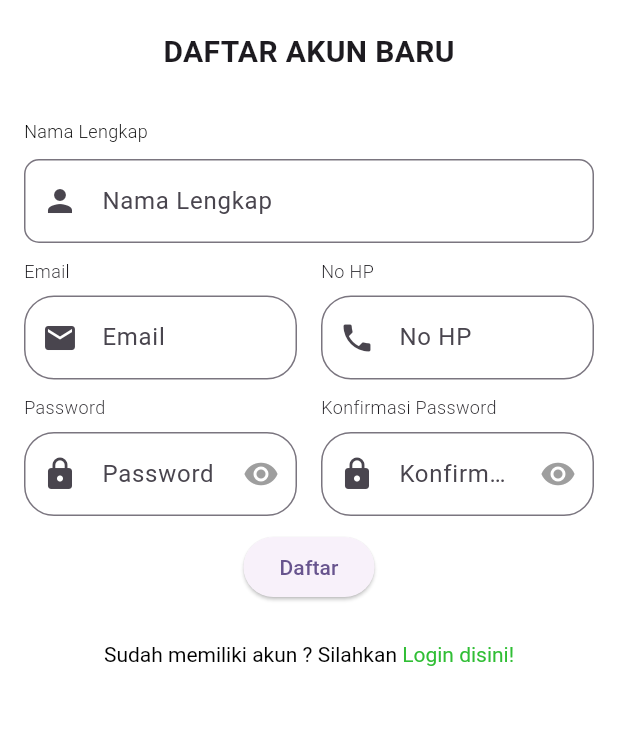
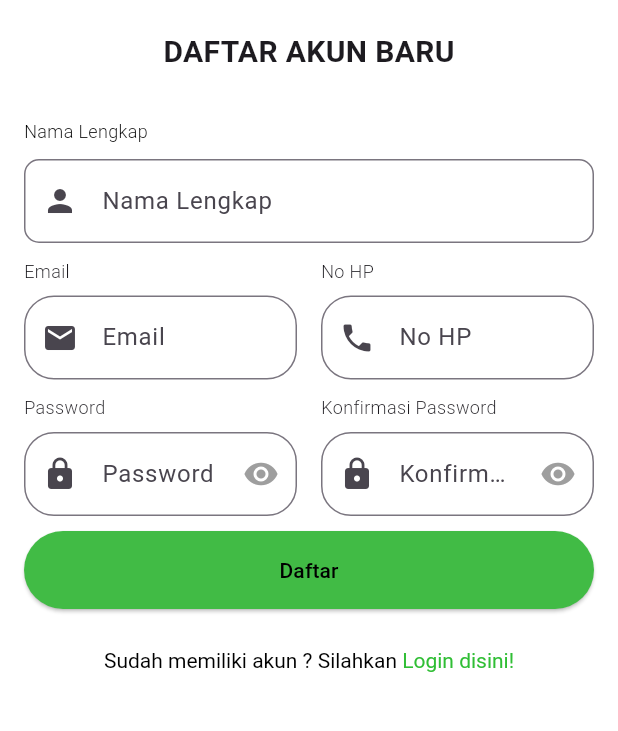
Before and after one commit to fasyaaa/20220140177_UCP1Flutter, a Flutter app: the Registerpage screen opened directly, on a phone screen of 412 x 824 dp, the part 399-1130 px from its top. Run offline on Flutter 3.47's test engine with Material 3 defaults, Android fonts, the phone set to English and light mode, and no system bars.

Commit message:
ADD - styling for daftar button

```diff
--- a/lib/navigation/registerpage.dart
+++ b/lib/navigation/registerpage.dart
@@ -240,9 +240,7 @@ class _RegisterpageState extends State<Registerpage> {
                                         context,
                                       ).showSnackBar(
                                         SnackBar(
-                                          content: Text(
-                                            'Password tidak sama!',
-                                          ),
+                                          content: Text('Password tidak sama!'),
                                           backgroundColor: Colors.red,
                                         ),
                                       );
@@ -259,16 +257,26 @@ class _RegisterpageState extends State<Registerpage> {
                     ],
                   ),
                   SizedBox(height: 10),
-                  ElevatedButton(
+                  SizedBox(
+                    width: double.infinity,
+                    child: ElevatedButton(
                       onPressed: () {
                         if (_formKey.currentState!.validate()) {
                           Navigator.pushReplacement(
                             context,
-                          MaterialPageRoute(builder: (context) => Loginpage()),
+                            MaterialPageRoute(
+                              builder: (context) => Loginpage(),
+                            ),
                           );
                         }
                       },
+                      style: ElevatedButton.styleFrom(
+                        backgroundColor: const Color.fromARGB(255, 65, 187, 69),
+                        foregroundColor: Colors.black,
+                        padding: EdgeInsets.symmetric(vertical: 16),
+                      ),
                       child: Text('Daftar'),
+                    ),
                   ),
                   SizedBox(height: 10),
                   TextButton(
```
Lines whose indentation alone changed are shown as unchanged.
